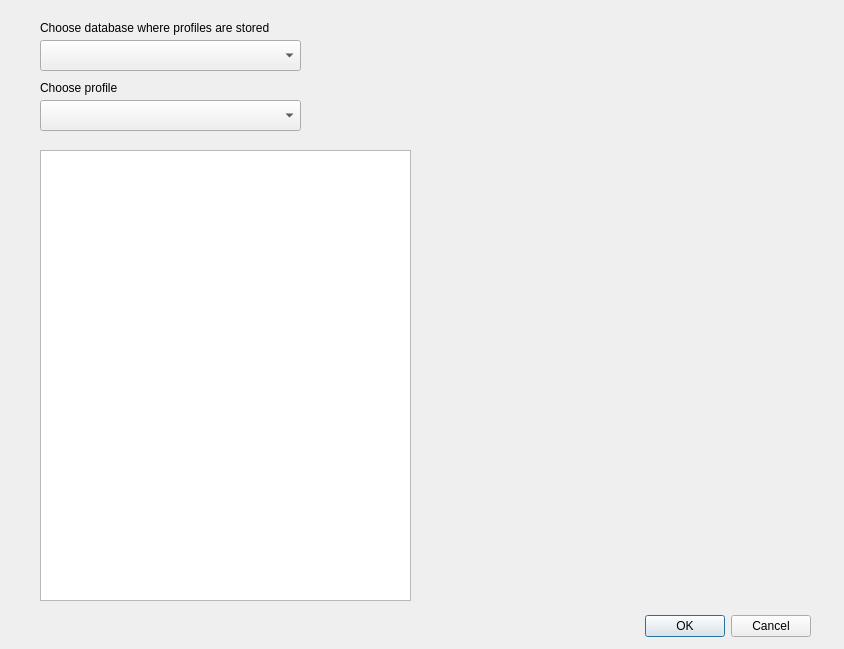
Qt form menu_builder_dialog_base.ui (Oslandia/qgis-menu-builder) before a commit.
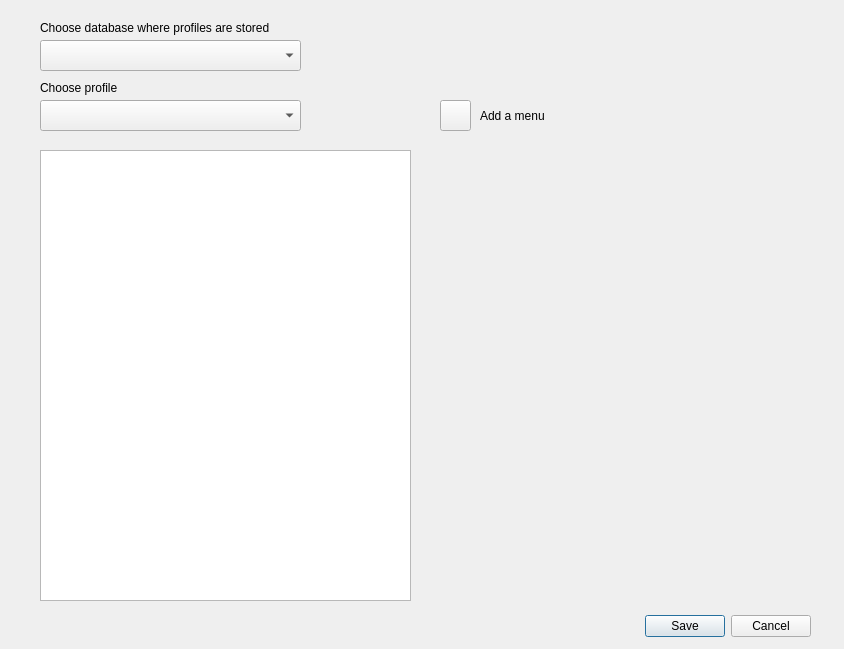
The same form after that commit.

Commit message: drag&drop ok, menu_tree ok

```diff
--- a/menu_builder_dialog_base.ui
+++ b/menu_builder_dialog_base.ui
@@ -26,7 +26,7 @@
     <enum>Qt::Horizontal</enum>
    </property>
    <property name="standardButtons">
-    <set>QDialogButtonBox::Cancel|QDialogButtonBox::Ok</set>
+    <set>QDialogButtonBox::Cancel|QDialogButtonBox::Save</set>
    </property>
   </widget>
   <widget class="QComboBox" name="combo_database">
@@ -97,6 +97,32 @@
     <string>Choose profile</string>
    </property>
   </widget>
+  <widget class="QPushButton" name="button_add_menu">
+   <property name="geometry">
+    <rect>
+     <x>440</x>
+     <y>100</y>
+     <width>31</width>
+     <height>31</height>
+    </rect>
+   </property>
+   <property name="text">
+    <string/>
+   </property>
+  </widget>
+  <widget class="QLabel" name="label_add_menu">
+   <property name="geometry">
+    <rect>
+     <x>480</x>
+     <y>108</y>
+     <width>161</width>
+     <height>16</height>
+    </rect>
+   </property>
+   <property name="text">
+    <string>Add a menu</string>
+   </property>
+  </widget>
  </widget>
  <resources/>
  <connections>
```
The commit also changes 8 other files.
